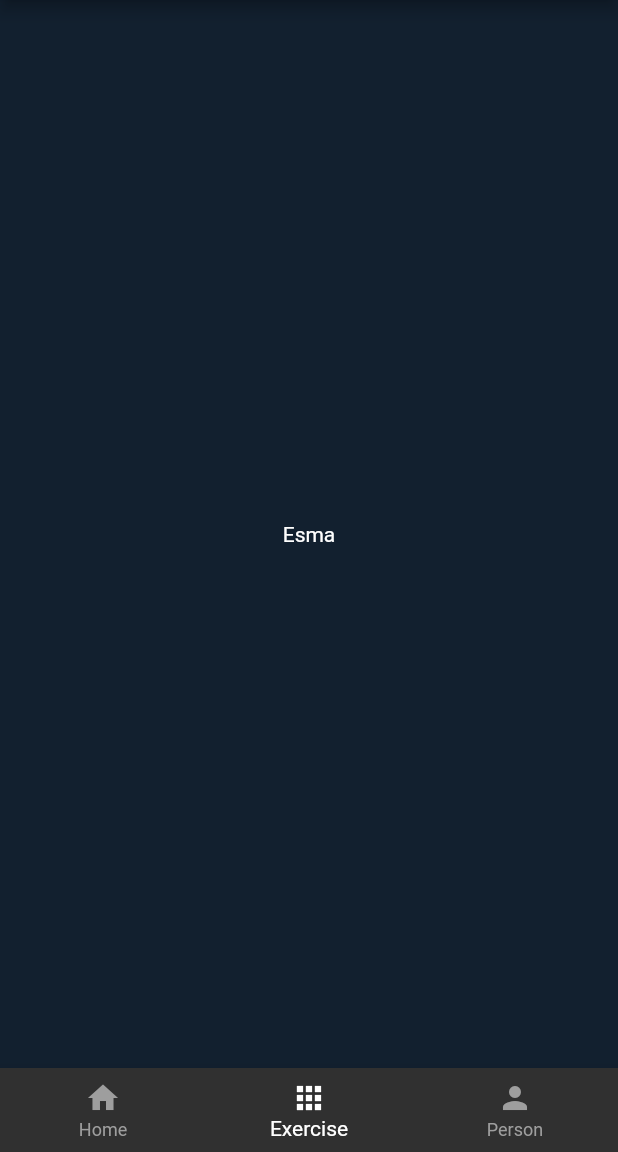
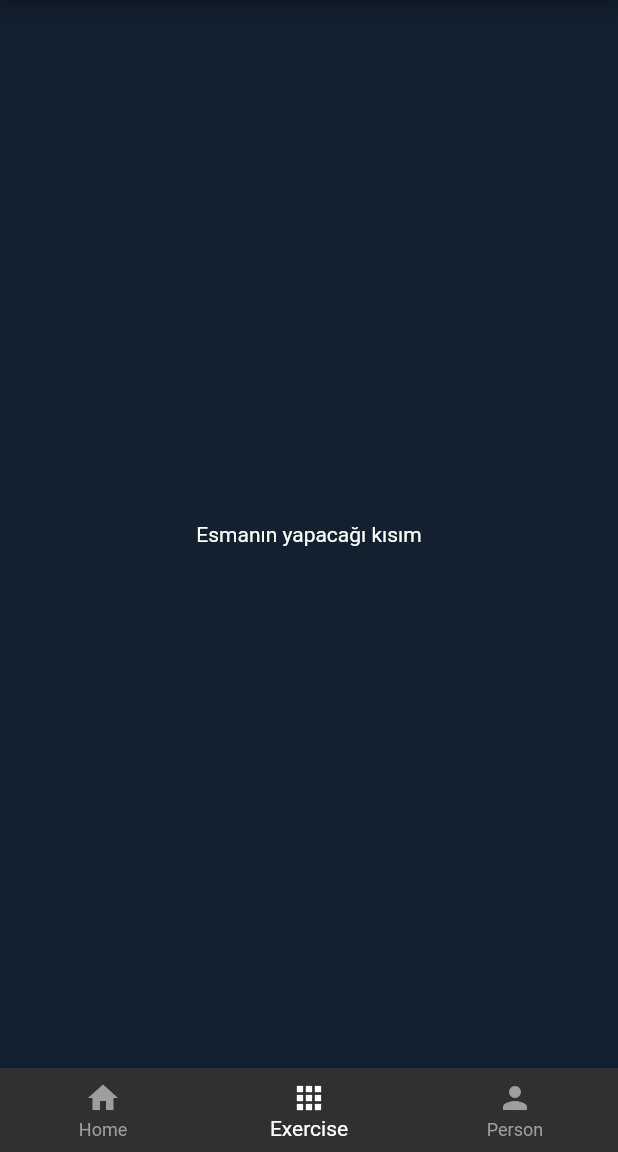
Before and after one commit to esmainan/Flutter_wordpad, a Flutter app: the HomeScreen screen opened directly with empty values, swiped to page 2, on a phone screen of 412 x 824 dp, the part 84-1236 px from its top. Run offline on Flutter 3.47's test engine with Material 2 defaults, Android fonts, the phone set to English and light mode, and no system bars.

Commit message:
Second commit

```diff
--- a/lib/screens/exercise.dart
+++ b/lib/screens/exercise.dart
@@ -7,7 +7,7 @@ class ExercisePage extends StatelessWidget {
   Widget build(BuildContext context) {
     return Container(
       child: Center(
-        child: Text("Esma"),
+        child: Text("Esmanın yapacağı kısım"),
       ),
     );
   }
```
